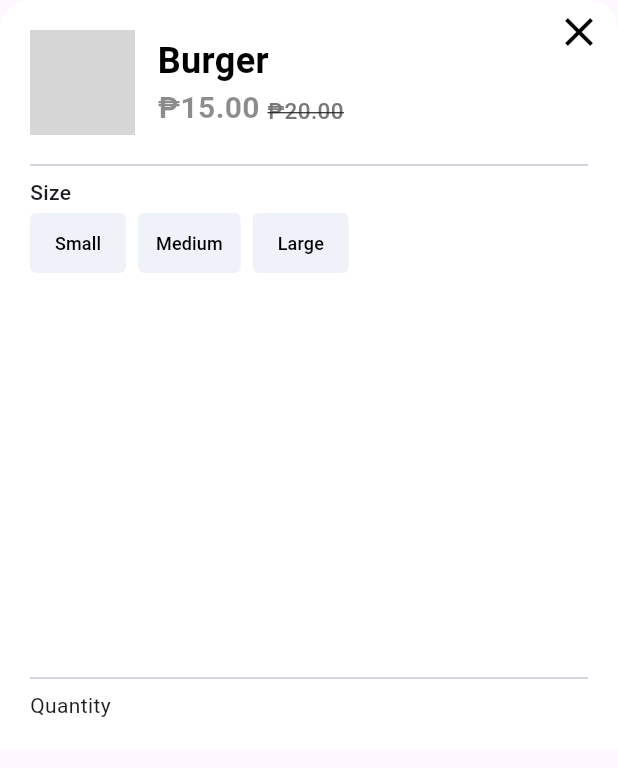
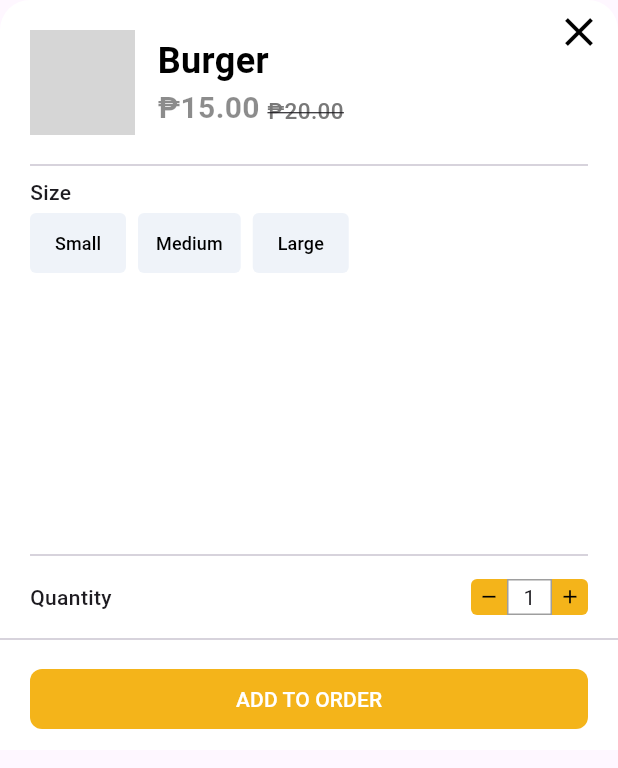
Before and after one commit to Njun852/keeyosk, a Flutter app: the OptionsModal widget shown alone on an empty page, opened directly with sample values from the repository, on a phone screen of 412 x 824 dp. Shown: the top 768 px of the screen. Run offline on Flutter 3.47's test engine with Material 3 defaults, Android fonts, the phone set to English and light mode, and no system bars; our stand-ins replace bubble_tab_indicator, buttons_tabbar, carousel_slider, dots_indicator, dropdown_button2, flutter_bloc and 4 more; grey boxes are pictures that could not be loaded.

Commit message:
finished option modal UI

```diff
--- a/lib/ui/pages/product/options_modal.dart
+++ b/lib/ui/pages/product/options_modal.dart
@@ -4,6 +4,7 @@ import 'package:flutter/cupertino.dart';
 import 'package:flutter/material.dart';
 import 'package:flutter/rendering.dart';
 import 'package:flutter/widgets.dart';
+import 'package:input_quantity/input_quantity.dart';
 import 'package:keeyosk/constants/colors.dart';
 import 'package:keeyosk/data/models/menu_item.dart';
 import 'package:keeyosk/ui/widgets/price_display.dart';
@@ -24,7 +25,6 @@ class _OptionsModalState extends State<OptionsModal> {
   Widget build(BuildContext context) {
     return Container(
       height: 500,
-      padding: EdgeInsets.all(20),
       width: double.infinity,
       decoration: BoxDecoration(
         borderRadius: BorderRadius.vertical(
@@ -34,7 +34,9 @@ class _OptionsModalState extends State<OptionsModal> {
       ),
       child: Column(
         children: [
-          Column(
+          Padding(
+            padding: EdgeInsets.all(20),
+            child: Column(
               crossAxisAlignment: CrossAxisAlignment.start,
               children: [
                 Row(
@@ -92,11 +94,12 @@ class _OptionsModalState extends State<OptionsModal> {
                   children: [
                     Text(
                       widget.item.options[0].name,
-                    style: TextStyle(fontWeight: FontWeight.w500, fontSize: 14),
+                      style:
+                          TextStyle(fontWeight: FontWeight.w500, fontSize: 14),
                     ),
                     Row(
-                    children: List.generate(widget.item.options[0].items.length,
-                        (index) {
+                      children: List.generate(
+                          widget.item.options[0].items.length, (index) {
                         return Row(
                           children: [
                             TextButton(
@@ -120,8 +123,8 @@ class _OptionsModalState extends State<OptionsModal> {
                               ),
                             ),
                             SizedBox(
-                            width:
-                                index != widget.item.options[0].items.length - 1
+                              width: index !=
+                                      widget.item.options[0].items.length - 1
                                   ? 8
                                   : 0,
                             ),
@@ -133,15 +136,128 @@ class _OptionsModalState extends State<OptionsModal> {
                 )
               ],
             ),
+          ),
           Expanded(child: Container()),
-          Column(
+          Padding(
+            padding: EdgeInsets.symmetric(horizontal: 20),
+            child: Column(
               children: [
                 Divider(),
+                SizedBox(
+                  height: 8,
+                ),
+                ClipRRect(
+                  borderRadius: BorderRadius.circular(0),
+                  child: Row(
+                    children: [
+                      Text(
+                        'Quantity',
+                        style: TextStyle(
+                          fontWeight: FontWeight.w500,
+                        ),
+                      ),
+                      Expanded(child: Container()),
                       Row(
-                children: [Text('Quantity')],
+                        children: [
+                          SizedBox(
+                            width: 24,
+                            height: 24,
+                            child: IconButton(
+                              style: ButtonStyle(
+                                backgroundColor:
+                                    MaterialStatePropertyAll(secondary),
+                                shape: MaterialStatePropertyAll(
+                                  RoundedRectangleBorder(
+                                      borderRadius: BorderRadius.horizontal(
+                                          left: Radius.circular(4))),
+                                ),
+                                visualDensity: VisualDensity.compact,
+                                padding:
+                                    MaterialStatePropertyAll(EdgeInsets.zero),
+                              ),
+                              onPressed: () {},
+                              icon: Icon(
+                                Icons.remove,
+                                size: 15,
+                                color: Colors.black,
+                              ),
+                            ),
+                          ),
+                          Container(
+                            width: 30,
+                            alignment: Alignment.center,
+                            height: 24,
+                            decoration: BoxDecoration(
+                                color: Colors.white,
+                                border: Border.all(
+                                  color: Colors.grey,
+                                )),
+                            child: Text(
+                              '1',
+                              textAlign: TextAlign.center,
+                            ),
+                          ),
+                          SizedBox(
+                            width: 24,
+                            height: 24,
+                            child: IconButton(
+                              style: ButtonStyle(
+                                backgroundColor:
+                                    MaterialStatePropertyAll(secondary),
+                                shape: MaterialStatePropertyAll(
+                                  RoundedRectangleBorder(
+                                    borderRadius: BorderRadius.horizontal(
+                                      right: Radius.circular(4),
+                                    ),
+                                  ),
+                                ),
+                                visualDensity: VisualDensity.compact,
+                                padding:
+                                    MaterialStatePropertyAll(EdgeInsets.zero),
+                              ),
+                              onPressed: () {},
+                              icon: Icon(
+                                Icons.add,
+                                size: 15,
+                                color: Colors.black,
+                              ),
+                            ),
+                          ),
+                        ],
                       )
                     ],
                   ),
+                )
+              ],
+            ),
+          ),
+          SizedBox(
+            height: 8,
+          ),
+          Divider(),
+          SizedBox(
+            height: 8,
+          ),
+          Container(
+            width: double.infinity,
+            padding: EdgeInsets.only(left: 20, right: 20, bottom: 10),
+            child: TextButton(
+              onPressed: () {},
+              child: Text(
+                'ADD TO ORDER',
+                style: TextStyle(
+                  color: Colors.white,
+                ),
+              ),
+              style: ButtonStyle(
+                  backgroundColor: MaterialStatePropertyAll(secondary),
+                  shape: MaterialStatePropertyAll(
+                    RoundedRectangleBorder(
+                      borderRadius: BorderRadius.circular(8),
+                    ),
+                  )),
+            ),
+          )
         ],
       ),
     );
```
Lines whose indentation alone changed are shown as unchanged.
